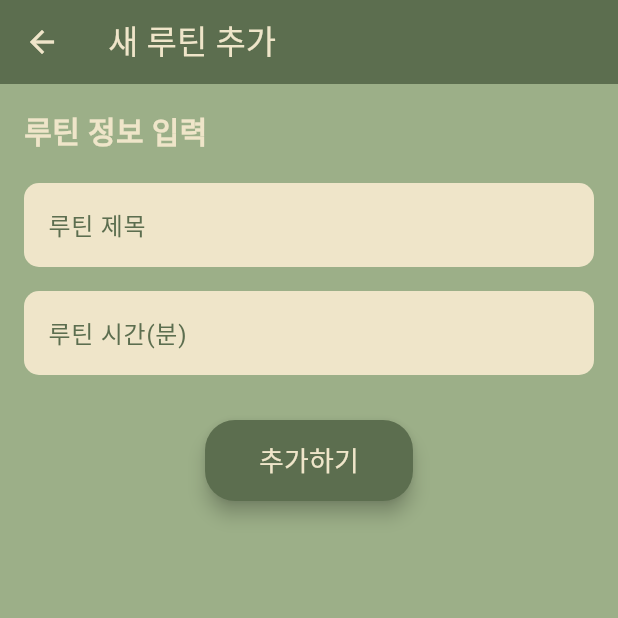
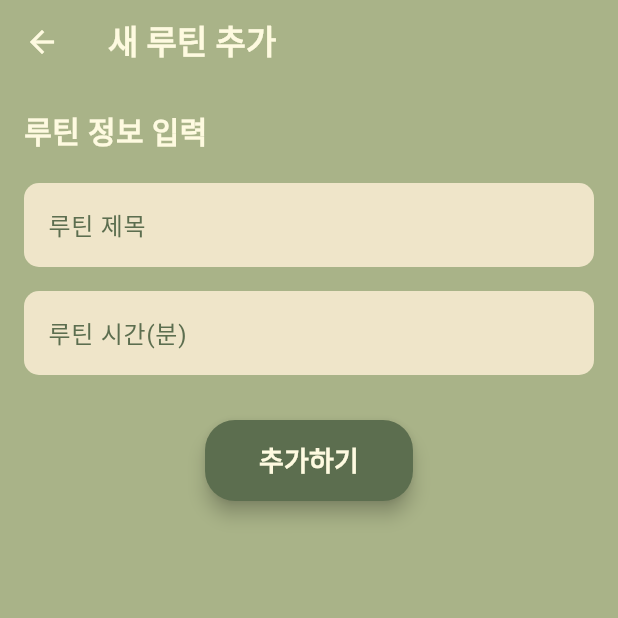
Before and after one commit to jaemin104/WalkPM, a Flutter app: the RoutineAddPage screen opened by its route, on a phone screen of 412 x 824 dp, the top half of it. Run offline on Flutter 3.47's test engine with Material 3 defaults, Android fonts, the phone set to English and light mode, and no system bars; our stand-ins replace flutter_dotenv, shared_preferences; missing offline and left inert: spotify_sdk; accounts and stored records are empty; Roboto replaces fonts that are missing (GowunBatang).

Commit message:
dialogue 수정

```diff
--- a/lib/screens/mypage.dart
+++ b/lib/screens/mypage.dart
@@ -171,7 +171,7 @@ Widget build(BuildContext context) {
   final screenHeight = MediaQuery.of(context).size.height;
 
   return Scaffold(
-    backgroundColor: const Color(0xFFBDC9A3),
+    backgroundColor: const Color(0xFFA9B388),
     body: Column(
       crossAxisAlignment: CrossAxisAlignment.start,
       children: [
@@ -205,7 +205,7 @@ Widget _buildUserInfoSection(double screenWidth, double screenHeight) {
               backgroundImage: profileImageUrl.isNotEmpty
                   ? NetworkImage(profileImageUrl)
                   : null,
-              backgroundColor: const Color(0xFFEFE5C9),
+              backgroundColor: const Color(0xFFA9B388),
               child: profileImageUrl.isEmpty
                   ? Icon(
                       Icons.person,
--- a/lib/screens/real_routine_playlist_info.dart
+++ b/lib/screens/real_routine_playlist_info.dart
@@ -212,9 +212,9 @@ class _RoutinePlaylistInfoState extends State<RealRoutinePlaylistInfo> {
   @override
   Widget build(BuildContext context) {
     return Scaffold(
-      backgroundColor: const Color(0xFF9DA58E),
+      backgroundColor: const Color(0xFFA9B388),
       appBar: AppBar(
-        backgroundColor: const Color(0xFF9DA58E),
+        backgroundColor: const Color(0xFFA9B388),
         elevation: 0,
         leading: IconButton(
           icon: const Icon(Icons.arrow_back, color: Color(0xFFFEFAE0)),
--- a/lib/screens/routine_add.dart
+++ b/lib/screens/routine_add.dart
@@ -32,15 +32,15 @@ class _RoutineAddPageState extends State<RoutineAddPage> {
   @override
   Widget build(BuildContext context) {
     return Scaffold(
-      backgroundColor: const Color(0xFF9CAF88), // 배경색 변경
+      backgroundColor: const Color(0xFFA9B388), // 배경색 변경
       appBar: AppBar(
         title: Text(
           widget.routine != null ? '루틴 수정' : '새 루틴 추가',
-          style: const TextStyle(color: Color(0xFFEFE5C9)), // 텍스트 색상
+          style: const TextStyle(color: Color(0xfffefae0),fontWeight: FontWeight.bold,), // 텍스트 색상
         ),
-        backgroundColor: const Color(0xFF5C6E4F), // 상단바 배경색
+        backgroundColor: const Color(0xFFA9B388), // 상단바 배경색
         elevation: 0,
-        iconTheme: const IconThemeData(color: Color(0xFFEFE5C9)),
+        iconTheme: const IconThemeData(color: Color(0xfffefae0)),
       ),
       body: Padding(
         padding: const EdgeInsets.all(16.0),
@@ -52,7 +52,7 @@ class _RoutineAddPageState extends State<RoutineAddPage> {
               style: TextStyle(
                 fontSize: 20,
                 fontWeight: FontWeight.bold,
-                color: Color(0xFFEFE5C9), // 제목 텍스트 색상
+                color: Color(0xfffefae0), // 제목 텍스트 색상
               ),
             ),
             const SizedBox(height: 20),
@@ -118,7 +118,8 @@ class _RoutineAddPageState extends State<RoutineAddPage> {
                   widget.routine != null ? '수정하기' : '추가하기',
                   style: const TextStyle(
                     fontSize: 18,
-                    color: Color(0xFFEFE5C9), // 텍스트 색상
+                    color: Color(0xfffefae0),
+                    fontWeight: FontWeight.bold // 텍스트 색상
                   ),
                 ),
               ),
--- a/lib/screens/routine_playlist_info.dart
+++ b/lib/screens/routine_playlist_info.dart
@@ -219,16 +219,16 @@ class _RoutinePlaylistInfoState extends State<RoutinePlaylistInfo> {
    @override
   Widget build(BuildContext context) {
     return Scaffold(
-      backgroundColor: const Color(0xFF9DA58E),
+      backgroundColor: const Color(0xFFA9B388),
       appBar: AppBar(
-        backgroundColor: const Color(0xFF9DA58E),
+        backgroundColor: const Color(0xFFA9B388),
         elevation: 0,
         leading: IconButton(
           icon: const Icon(Icons.arrow_back, color: Color(0xFFFEFAE0)),
           onPressed: () => Navigator.pop(context),
         ),
         title: const Text(
-          'Routine Playlist',
+          'Walk Goal Playlist',
           style: TextStyle(color: Color(0xFFFEFAE0)),
         ),
       ),
--- a/lib/screens/routine_playlist_make.dart
+++ b/lib/screens/routine_playlist_make.dart
@@ -63,13 +63,13 @@ Future<void> _loadSongs() async {
  @override
   Widget build(BuildContext context) {
     return Scaffold(
-      backgroundColor: const Color(0xFF9DA58E), // 배경 색상
+      backgroundColor: const Color(0xFFA9B388), // 배경 색상
       appBar: AppBar(
         title: Text(
           '${widget.routine.title} Playlist',
           style: const TextStyle(color: Color(0xFFEFE5C9)), // 글씨 색상
         ),
-        backgroundColor: const Color(0xFF9DA58E), // 배경 색상
+        backgroundColor: const Color(0xFFA9B388), // 배경 색상
         elevation: 0,
       ),
       body: _songs.isEmpty
--- a/lib/screens/walk_goal_result.dart
+++ b/lib/screens/walk_goal_result.dart
@@ -126,15 +126,15 @@ class _WalkGoalResultScreenState extends State<WalkGoalResultScreen> {
   @override
   Widget build(BuildContext context) {
     return Scaffold(
-      backgroundColor: const Color(0xFFBDC9A3), // 배경색 설정
+      backgroundColor: const Color(0xFFA9B388), // 배경색 설정
       appBar: AppBar(
         title: const Text(
-          'Walk Goal Result',
+          'Walk Goal Playlist',
           style: TextStyle(
             color: Color(0xFFEFE5C9), // 제목 텍스트 색상
           ),
         ),
-        backgroundColor: const Color(0xFF5C6E4F), // 상단바 배경색 설정
+        backgroundColor: const Color(0xFFA9B388), // 상단바 배경색 설정
         elevation: 0, // 상단바 그림자 제거
         iconTheme: const IconThemeData(
           color: Color(0xFFEFE5C9), // 뒤로가기 버튼 색상
```
Also changed, not shown: lib/screens/routine_list.dart (+68 -9 lines).
